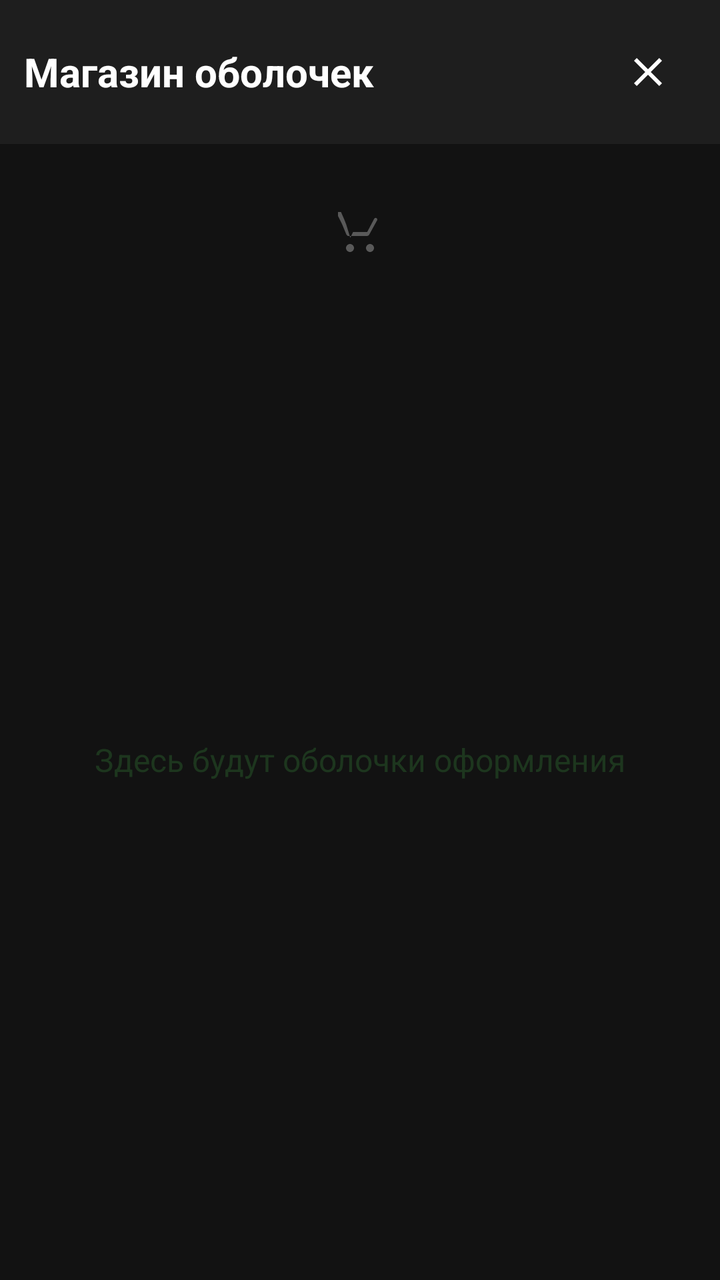
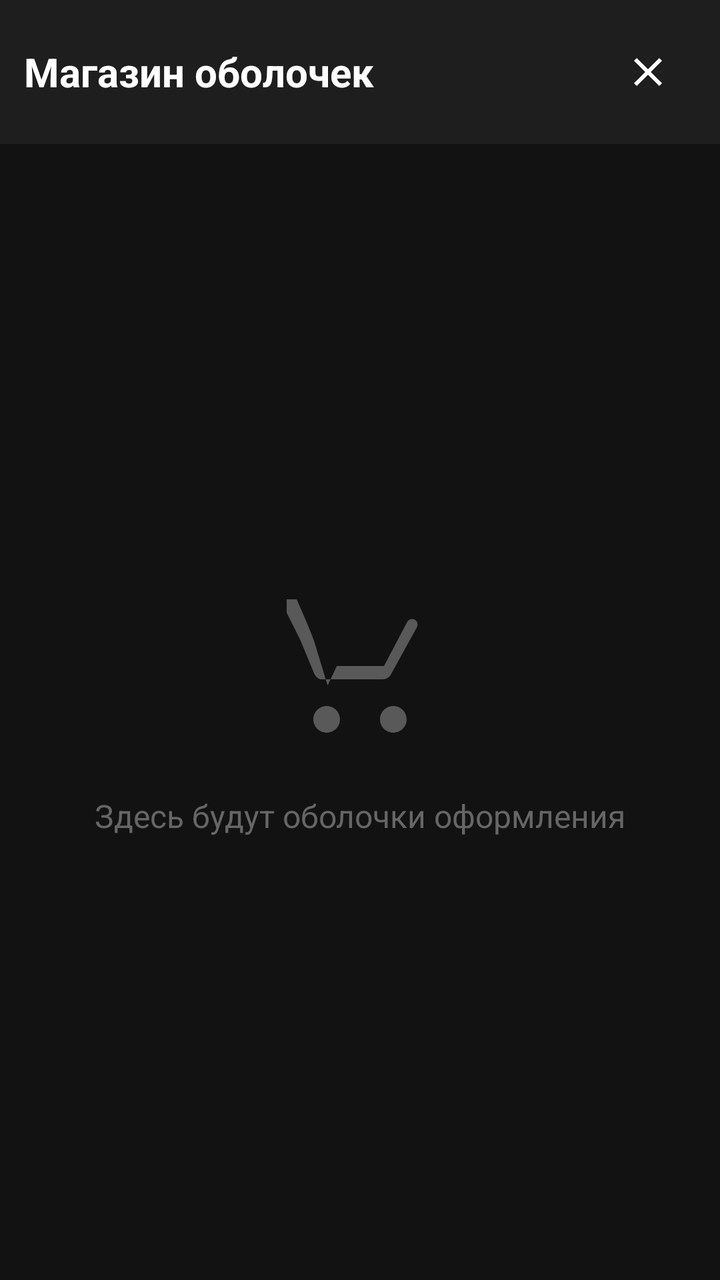

An Android layout rendered at two revisions. The XML below is the earlier revision; the diff shows what the commit changed to produce the second picture.
<!-- AndroidManifest.xml: activity theme Theme.AppCompat.Translucent -->
<!-- res/layout/activity_store.xml -->
<LinearLayout xmlns:android="http://schemas.android.com/apk/res/android"
    xmlns:app="http://schemas.android.com/apk/res-auto"
    android:layout_width="match_parent"
    android:layout_height="match_parent"
    android:orientation="vertical"
    android:background="#121212">

    
    <LinearLayout
        android:layout_width="match_parent"
        android:layout_height="wrap_content"
        android:orientation="horizontal"
        android:gravity="center_vertical"
        android:padding="12dp"
        android:background="#1E1E1E">

        <TextView
            android:layout_width="0dp"
            android:layout_height="wrap_content"
            android:layout_weight="1"
            android:text="@string/store_title"
            android:textColor="#FFFFFF"
            android:textSize="20sp"
            android:textStyle="bold" />

        
        <ImageButton
            android:id="@+id/btn_close"
            android:layout_width="48dp"
            android:layout_height="48dp"
            android:src="@drawable/ic_close"
            android:background="?android:attr/selectableItemBackgroundBorderless"
            android:contentDescription="@string/close"
            android:padding="12dp" />

    </LinearLayout>

    
    <TextView
        android:layout_width="match_parent"
        android:layout_height="match_parent"
        android:alpha="0.3"
        android:drawablePadding="24dp"
        android:gravity="center"
        android:padding="32dp"
        android:text="@string/store_placeholder"
        android:textColor="#388E3C"
        android:textSize="16sp"
        app:drawableTopCompat="@drawable/ic_store" />

</LinearLayout>
<!-- resources referenced by this layout -->
<resources>
  <!-- drawable ic_close (drawable) -->
  <vector xmlns:android="http://schemas.android.com/apk/res/android"
      android:width="24dp"
      android:height="24dp"
      android:viewportWidth="24"
      android:viewportHeight="24">
      <path
          android:fillColor="#FFFFFF"
          android:pathData="M19,6.41L17.59,5 12,10.59 6.41,5 5,6.41 10.59,12 5,17.59 6.41,19 12,13.41 17.59,19 19,17.59 13.41,12z"/>
  </vector>
  <!-- drawable ic_store (drawable) -->
  <vector xmlns:android="http://schemas.android.com/apk/res/android"
      android:width="24dp"
      android:height="24dp"
      android:viewportWidth="24"
      android:viewportHeight="24">
      <path
          android:fillColor="#FFFFFF"
          android:pathData="M7,18c-1.1,0 -2,0.9 -2,2s0.9,2 2,2 2,-0.9 2,-2 -0.9,-2 -2,-2zM17,18c-1.1,0 -2,0.9 -2,2s0.9,2 2,2 2,-0.9 2,-2 -0.9,-2 -2,-2zM7.15,14.9l-0.03,-0.06L5.1,8.19 4.03,5.5 2.5,2 1,2v2l2,4 2.2,5.3C5.57,13.8 5.87,14 6.2,14h9.2c0.55,0 1.02,-0.31 1.26,-0.77l3.88,-7.06c0.22,-0.4 0.07,-0.9 -0.33,-1.12 -0.4,-0.22 -0.9,-0.07 -1.12,0.33L15.6,12H8.53L7.15,14.9z"/>
  </vector>
  <string name="close">Закрыть</string>
  <string name="store_placeholder">Здесь будут оболочки оформления</string>
  <string name="store_title">Магазин оболочек</string>
  <style name="Theme.AppCompat.Translucent" parent="Theme.QutyLaunch">
          <item name="android:windowIsTranslucent">true</item>
          <item name="android:windowBackground">@android:color/transparent</item>
      </style>
  <style name="Theme.QutyLaunch" parent="Theme.AppCompat.NoActionBar">
          
          <item name="android:navigationBarColor">@android:color/transparent</item>
          <item name="android:statusBarColor">@android:color/transparent</item>
  
          
          <item name="android:windowLayoutInDisplayCutoutMode">shortEdges</item>
  
          
          <item name="android:fitsSystemWindows">false</item>
  
          
          <item name="android:windowDrawsSystemBarBackgrounds">true</item>
      </style>
</resources>

<!-- the commit's change to res/layout/activity_store.xml (unified diff, before → after) -->
@@ -1,9 +1,8 @@
 <LinearLayout xmlns:android="http://schemas.android.com/apk/res/android"
-    xmlns:app="http://schemas.android.com/apk/res-auto"
     android:layout_width="match_parent"
     android:layout_height="match_parent"
     android:orientation="vertical"
-    android:background="#121212">
+    android:background="@color/background_dark">
 
     
     <LinearLayout
@@ -12,14 +11,14 @@
         android:orientation="horizontal"
         android:gravity="center_vertical"
         android:padding="12dp"
-        android:background="#1E1E1E">
+        android:background="@color/background_card">
 
         <TextView
             android:layout_width="0dp"
             android:layout_height="wrap_content"
             android:layout_weight="1"
             android:text="@string/store_title"
-            android:textColor="#FFFFFF"
+            android:textColor="@color/text_primary"
             android:textSize="20sp"
             android:textStyle="bold" />
 
@@ -36,16 +35,29 @@
     </LinearLayout>
 
     
-    <TextView
+    <LinearLayout
         android:layout_width="match_parent"
         android:layout_height="match_parent"
-        android:alpha="0.3"
-        android:drawablePadding="24dp"
+        android:orientation="vertical"
         android:gravity="center"
-        android:padding="32dp"
-        android:text="@string/store_placeholder"
-        android:textColor="#388E3C"
-        android:textSize="16sp"
-        app:drawableTopCompat="@drawable/ic_store" />
+        android:padding="32dp">
+
+        <ImageView
+            android:layout_width="80dp"
+            android:layout_height="80dp"
+            android:src="@drawable/ic_store"
+            android:contentDescription="@string/store_title"
+            android:alpha="0.3" />
+
+        <TextView
+            android:layout_width="match_parent"
+            android:layout_height="wrap_content"
+            android:layout_marginTop="24dp"
+            android:text="@string/store_placeholder"
+            android:textColor="@color/text_dim"
+            android:textSize="16sp"
+            android:gravity="center" />
+
+    </LinearLayout>
 
 </LinearLayout>
<!-- resource entries referenced after the edit -->
@@ -1,5 +1,9 @@
 <!-- resources referenced by this layout -->
 <resources>
+  <color name="background_card">#1E1E1E</color>
+  <color name="background_dark">#121212</color>
+  <color name="text_dim">#666666</color>
+  <color name="text_primary">#FFFFFF</color>
   <!-- drawable ic_close (drawable) -->
   <vector xmlns:android="http://schemas.android.com/apk/res/android"
       android:width="24dp"
